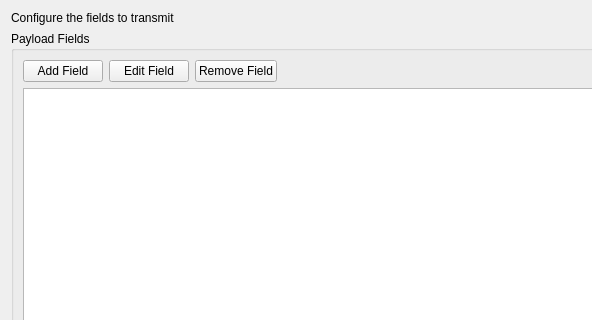
The window that app_simulator/forms/SimFieldConfigurationDialog.ui (rohityaduvxnshi/pcapfile) describes before a commit, drawn with Qt 5; both pictures show x 0 to 592 and y 0 to 320 of the 1040 by 580 pixel window.
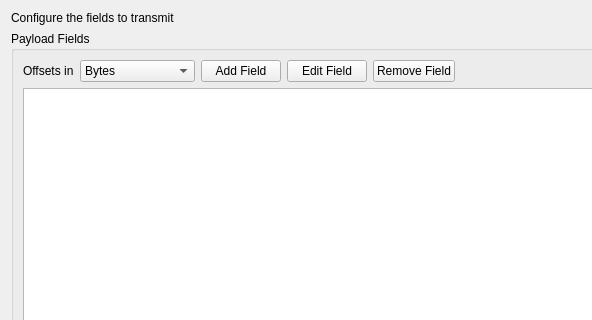
The same window after the commit.

Commit message: Part D (Bytes/Words): per-message field-offset unit selector

```diff
--- a/app_simulator/forms/SimFieldConfigurationDialog.ui
+++ b/app_simulator/forms/SimFieldConfigurationDialog.ui
@@ -12,6 +12,8 @@
      <layout class="QVBoxLayout" name="fieldLayout">
       <item>
        <layout class="QHBoxLayout" name="buttonLayout">
+        <item><widget class="QLabel" name="lblOffsetUnit"><property name="text"><string>Offsets in</string></property></widget></item>
+        <item><widget class="QComboBox" name="cmbOffsetUnit"><property name="toolTip"><string>Unit for the offset column. Words = 2 bytes each. Offsets are always stored in bytes and field length is always in bytes; this only changes how offsets are shown/entered.</string></property><item><property name="text"><string>Bytes</string></property></item><item><property name="text"><string>Words (2 bytes)</string></property></item></widget></item>
         <item><widget class="QPushButton" name="btnAddField"><property name="text"><string>Add Field</string></property></widget></item>
         <item><widget class="QPushButton" name="btnEditField"><property name="text"><string>Edit Field</string></property></widget></item>
         <item><widget class="QPushButton" name="btnRemoveField"><property name="text"><string>Remove Field</string></property></widget></item>
```
The commit also changes 11 other files.
